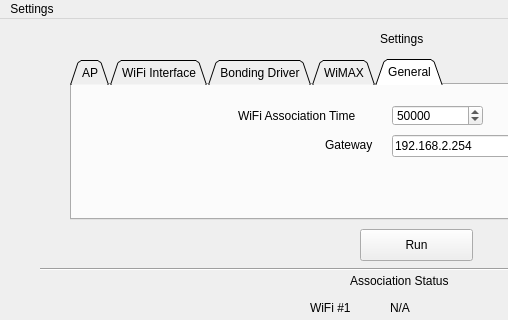
The window that pyqt/openroad.ui (yapkke/nf-bicast-module) describes before a commit, drawn with Qt 5; both pictures show x 0 to 508 and y 0 to 320 of the 800 by 600 pixel window.
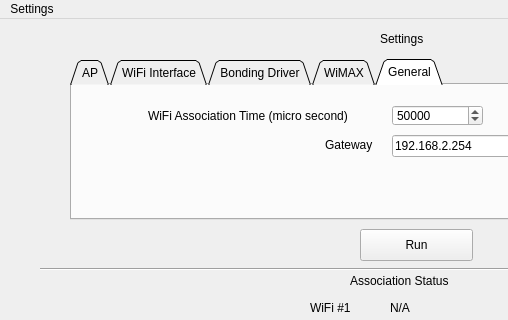
The same window after the commit.

What changed in the file:
```diff
--- a/pyqt/openroad.ui
+++ b/pyqt/openroad.ui
@@ -354,14 +354,14 @@
      <widget class="QLabel" name="label_WifiAssocTime">
       <property name="geometry">
        <rect>
-        <x>166</x>
+        <x>76</x>
         <y>21</y>
-        <width>151</width>
+        <width>241</width>
         <height>20</height>
        </rect>
       </property>
       <property name="text">
-       <string>WiFi Association Time</string>
+       <string>WiFi Association Time (micro second)</string>
       </property>
      </widget>
      <widget class="QLabel" name="label_gw">
```
